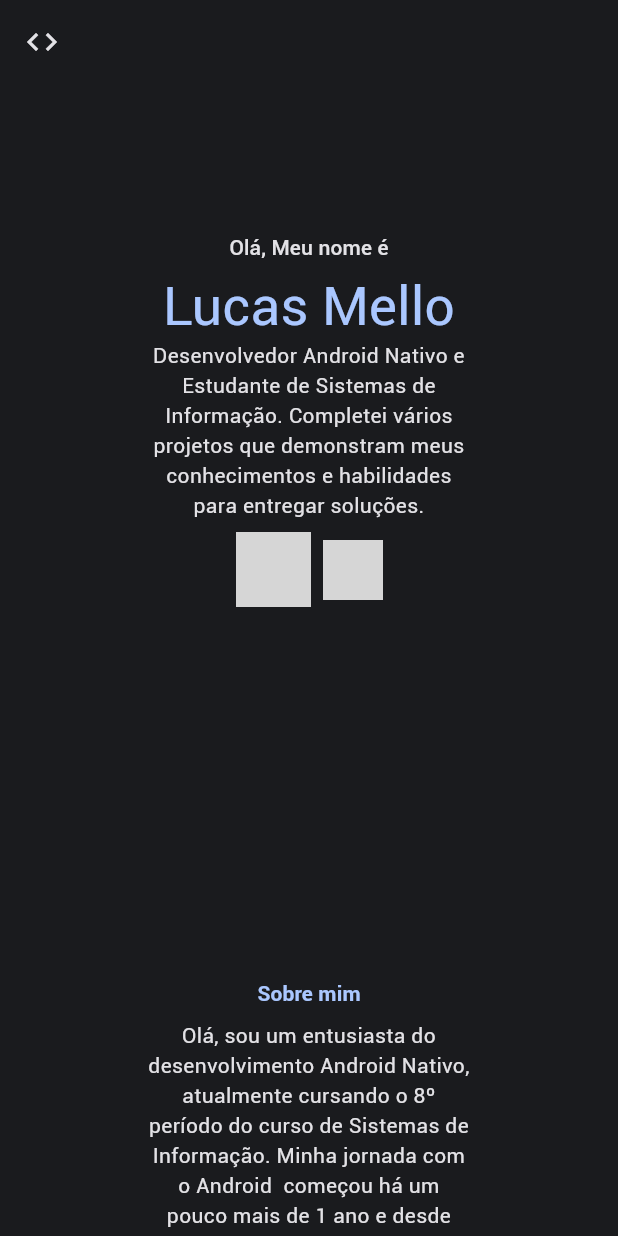
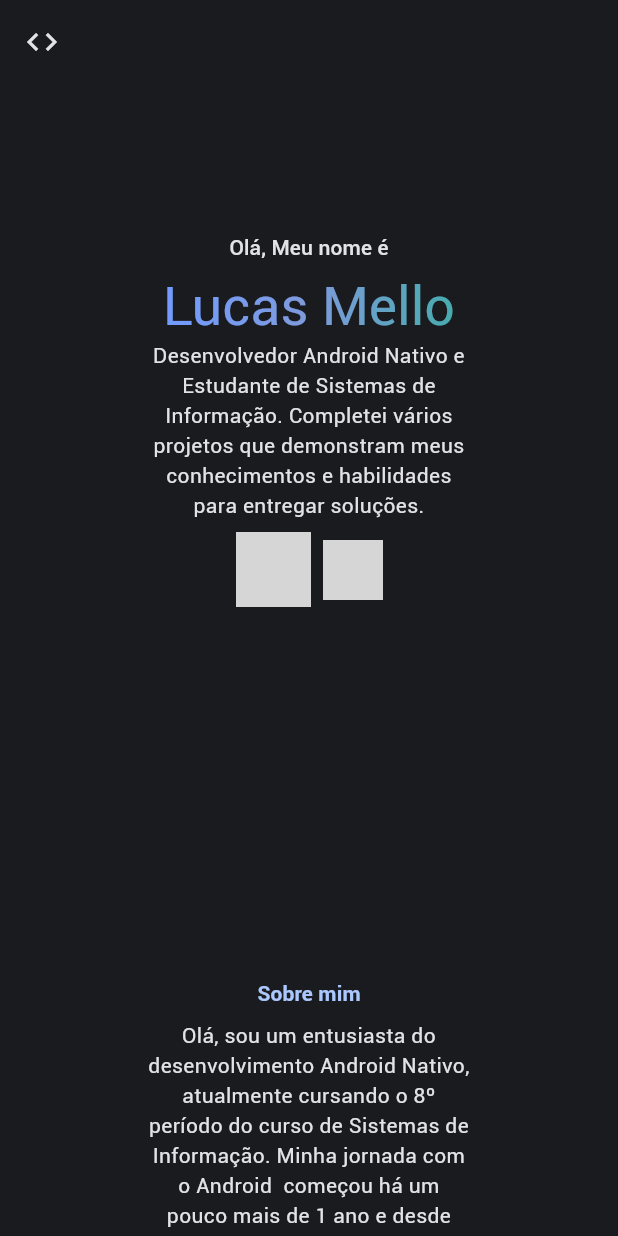
Before and after one commit to LucasMelll0/my_portfolio, a Flutter app: the screen it shows after launch, on a phone screen of 412 x 824 dp. Run offline on Flutter 3.47's test engine with Material 2 defaults, Android fonts, the phone set to English and light mode, and no system bars; network calls fail; grey boxes are pictures that could not be loaded.

Commit message:
feature: Create a gradient text widget.

```diff
--- /dev/null
+++ b/lib/ui/widgets/common/gradient_text.dart
@@ -0,0 +1,31 @@
+import 'package:flutter/cupertino.dart';
+
+class GradientText extends StatelessWidget {
+  const GradientText(
+      {super.key,
+      required this.text,
+      required this.gradient,
+      this.style,
+      this.textAlign,
+      this.softWrap});
+
+  final String text;
+  final TextStyle? style;
+  final Gradient gradient;
+  final TextAlign? textAlign;
+  final bool? softWrap;
+
+  @override
+  Widget build(BuildContext context) {
+    return ShaderMask(
+      shaderCallback: (bounds) => gradient
+          .createShader(Rect.fromLTWH(0, 0, bounds.width, bounds.height)),
+      child: Text(
+        text,
+        style: style,
+        textAlign: textAlign,
+        softWrap: softWrap,
+      ),
+    );
+  }
+}
--- a/lib/ui/widgets/intro/intro_section.dart
+++ b/lib/ui/widgets/intro/intro_section.dart
@@ -1,5 +1,6 @@
 import 'package:flutter/cupertino.dart';
 import 'package:flutter/material.dart';
+import 'package:my_portifolio/ui/widgets/common/gradient_text.dart';
 import 'package:my_portifolio/utils/extensions/device_type_extensions.dart';
 import 'package:url_launcher/url_launcher.dart';
 
@@ -38,8 +39,13 @@ class IntroSection extends StatelessWidget {
                 const SizedBox(
                   height: defaultPadding,
                 ),
-                Text(
-                  StringRes.myName,
+                GradientText(
+                  text: StringRes.myName,
+                  gradient: LinearGradient(colors: [
+                    theme.colorScheme.primary,
+                    theme.colorScheme.secondary,
+                    theme.colorScheme.tertiary
+                  ]),
                   style: (constraints.maxWidth < DeviceType.ipad.getMaxWidth()
                           ? theme.textTheme.displaySmall
                           : theme.textTheme.displayMedium)
```
